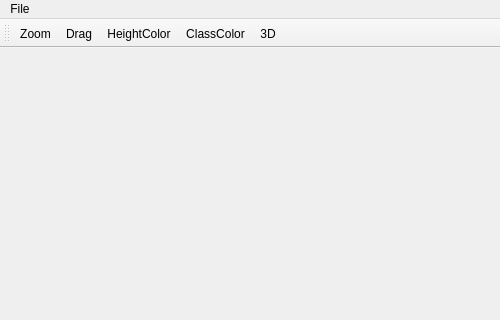
Qt form LaserMap/lasermap.ui (eglrp/LaserMap) before a commit; both pictures show x 0 to 500 and y 0 to 320 of the 500 by 500 pixel window.
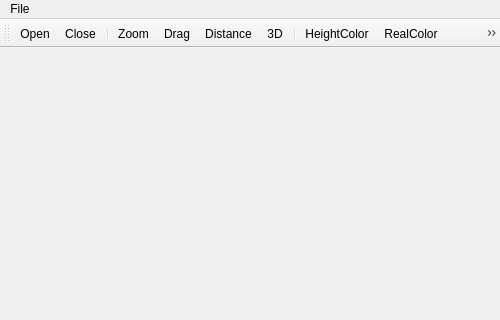
The same form after that commit.

Commit message: Color por altura y por clase

Patch:
```diff
--- a/LaserMap/lasermap.ui
+++ b/LaserMap/lasermap.ui
@@ -49,11 +49,17 @@
    <attribute name="toolBarBreak">
     <bool>false</bool>
    </attribute>
+   <addaction name="actionOpen"/>
+   <addaction name="actionClose"/>
+   <addaction name="separator"/>
    <addaction name="actionZoom"/>
    <addaction name="actionDrag"/>
+   <addaction name="actionDistance"/>
+   <addaction name="action3D"/>
+   <addaction name="separator"/>
    <addaction name="actionHeightColor"/>
+   <addaction name="actionRealColor"/>
    <addaction name="actionClassColor"/>
-   <addaction name="action3D"/>
   </widget>
   <widget class="QStatusBar" name="statusBar"/>
   <action name="actionOpen">
@@ -96,6 +102,19 @@
     <string>3D</string>
    </property>
   </action>
+  <action name="actionRealColor">
+   <property name="checkable">
+    <bool>true</bool>
+   </property>
+   <property name="text">
+    <string>RealColor</string>
+   </property>
+  </action>
+  <action name="actionDistance">
+   <property name="text">
+    <string>Distance</string>
+   </property>
+  </action>
  </widget>
  <layoutdefault spacing="6" margin="11"/>
  <resources>
```
The commit also changes 5 other files.
